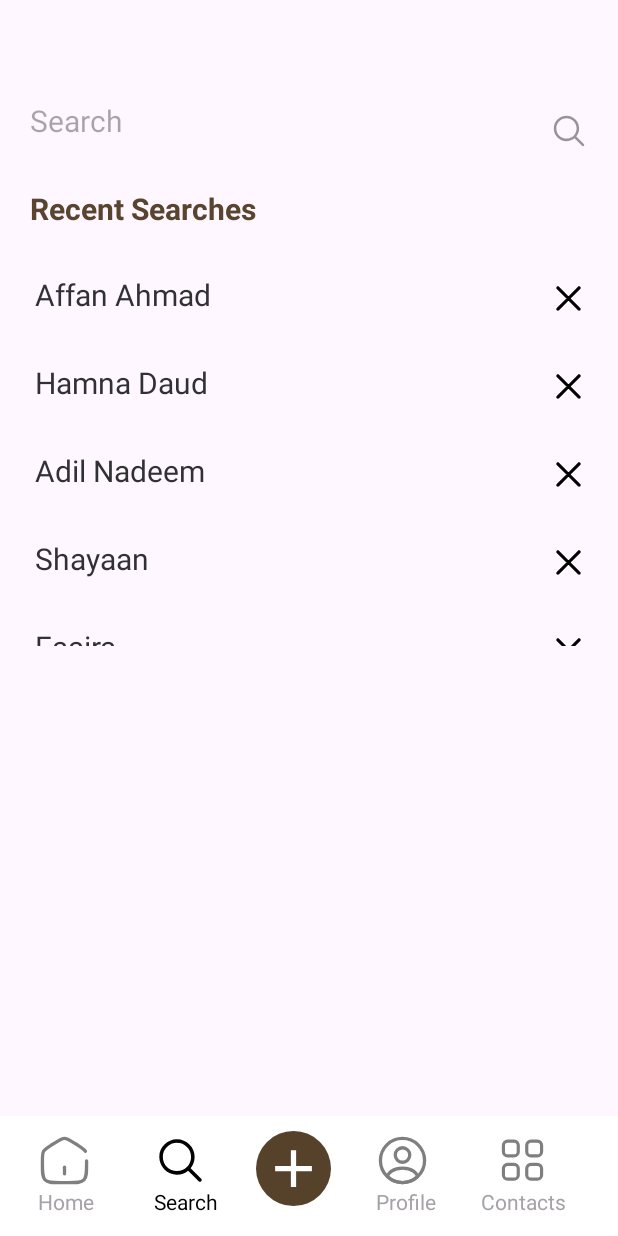
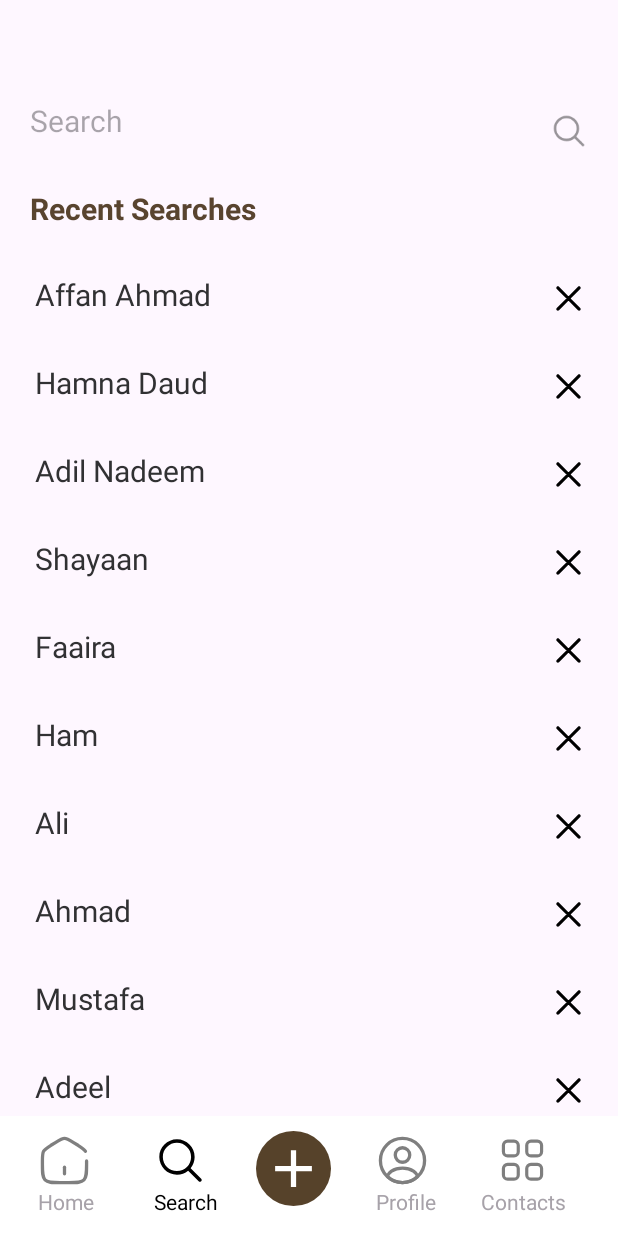
Before and after one commit to Affan-Swati/ConnectMe2.0, an Android app: the search_tab screen opened directly, with no data from a screen before it, on a phone screen of 412 x 824 dp. Run offline under Robolectric (Android 15) with nearby library versions, the phone set to English and light mode, and no system bars.

Commit message:
feat: Added Crossing Out Recent Search, and Fixed Recent Search Layout

```diff
--- a/app/src/main/java/com/affan/i220916/search_adapter.kt
+++ b/app/src/main/java/com/affan/i220916/search_adapter.kt
@@ -4,13 +4,15 @@ import android.content.Intent
 import android.view.LayoutInflater
 import android.view.View
 import android.view.ViewGroup
+import android.widget.ImageView
 import android.widget.TextView
 import androidx.recyclerview.widget.RecyclerView
 
-class search_adapter(private val items: List<search_model>) : RecyclerView.Adapter<search_adapter.searchViewHolder>() {
+class search_adapter(private val items: MutableList<search_model>) : RecyclerView.Adapter<search_adapter.searchViewHolder>() {
 
     class searchViewHolder(itemView: View) : RecyclerView.ViewHolder(itemView) {
         val userName: TextView = itemView.findViewById(R.id.username)
+        val cross: ImageView = itemView.findViewById(R.id.cross)
     }
 
     override fun onCreateViewHolder(parent: ViewGroup, viewType: Int): searchViewHolder {
@@ -22,6 +24,12 @@ class search_adapter(private val items: List<search_model>) : RecyclerView.Adapt
     override fun onBindViewHolder(holder: searchViewHolder, position: Int) {
         val item = items[position]
         holder.userName.text = item.userName
+
+        holder.cross.setOnClickListener {
+            items.removeAt(position)
+            notifyItemRemoved(position)
+            notifyItemRangeChanged(position, items.size) // Refresh indices
+        }
     }
 
     override fun getItemCount(): Int = items.size
--- a/app/src/main/java/com/affan/i220916/search_tab.kt
+++ b/app/src/main/java/com/affan/i220916/search_tab.kt
@@ -62,6 +62,7 @@ class search_tab : AppCompatActivity() {
         search_list.add(search_model("Haroon"))
         search_list.add(search_model("Junaid"))
 
+
         val recyclerView = findViewById<RecyclerView>(R.id.recycler_view)
         recyclerView.layoutManager = LinearLayoutManager(this)
         recyclerView.adapter = search_adapter(search_list)
--- a/app/src/main/res/layout/activity_search_tab.xml
+++ b/app/src/main/res/layout/activity_search_tab.xml
@@ -50,11 +50,11 @@
         android:layout_below="@+id/h1"
         android:id="@+id/recycler_view"
         android:layout_width="match_parent"
-        android:layout_height="262dp"
+        android:layout_height="match_parent"
         android:layout_marginTop="16dp"
+        android:layout_above="@+id/bottom_navigation"
         app:layoutManager="androidx.recyclerview.widget.LinearLayoutManager"
         tools:listitem="@layout/search_item"/>
-
 
     <LinearLayout
         android:id="@+id/bottom_navigation"
--- a/app/src/main/res/layout/search_item.xml
+++ b/app/src/main/res/layout/search_item.xml
@@ -19,6 +19,7 @@
         android:textSize="20sp" />
 
     <ImageView
+        android:id="@+id/cross"
         android:layout_width="35dp"
         android:layout_height="35dp"
         android:layout_alignParentEnd="true"
```
